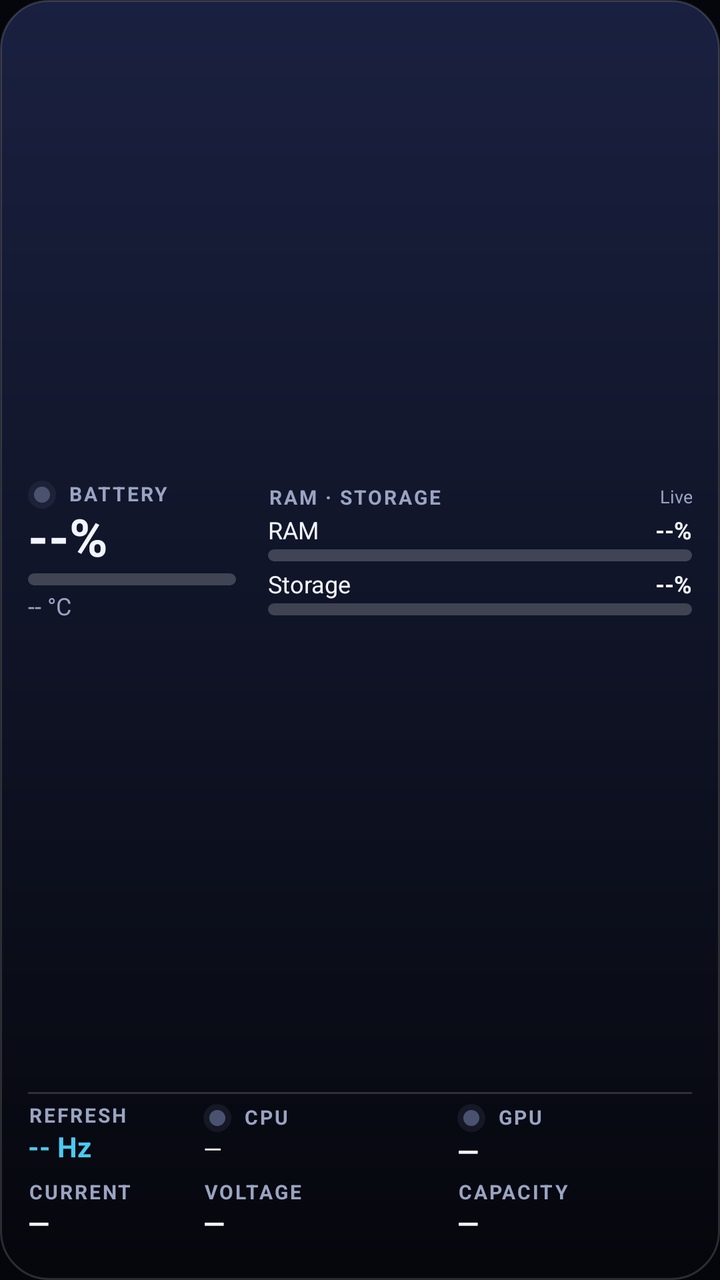
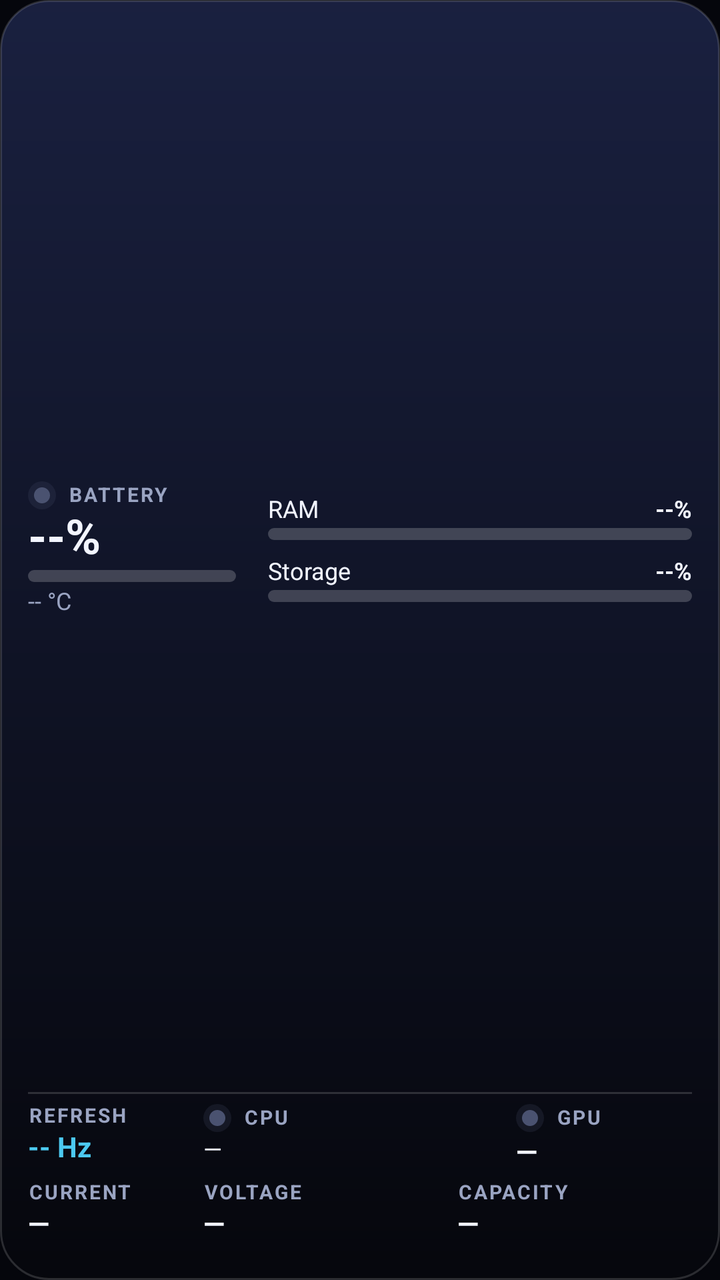

Before-and-after screenshots of an Android layout around one commit, followed by the original layout XML and the change that was made.
<!-- AndroidManifest.xml: application theme Theme.PhoneStatus -->
<!-- res/layout/widget_tall.xml -->
<?xml version="1.0" encoding="utf-8"?>
<LinearLayout xmlns:android="http://schemas.android.com/apk/res/android"
    android:id="@+id/w_root"
    android:layout_width="match_parent"
    android:layout_height="match_parent"
    android:background="@drawable/widget_bg"
    android:orientation="vertical"
    android:paddingBottom="8dp"
    android:paddingEnd="14dp"
    android:paddingStart="14dp"
    android:paddingTop="8dp">

    <LinearLayout
        android:layout_width="match_parent"
        android:layout_height="0dp"
        android:layout_weight="1"
        android:orientation="horizontal">

        
        <LinearLayout
            android:layout_width="104dp"
            android:layout_height="match_parent"
            android:gravity="center_vertical"
            android:orientation="vertical">

        <LinearLayout
            android:layout_width="match_parent"
            android:layout_height="wrap_content"
            android:gravity="center_vertical"
            android:orientation="horizontal">
            <FrameLayout
                android:id="@+id/w_led_batt"
                android:layout_width="14dp"
                android:layout_height="14dp"
                android:layout_marginEnd="6dp"
                android:background="@drawable/led_off" />
            <TextView
                android:layout_width="wrap_content"
                android:layout_height="wrap_content"
                android:includeFontPadding="false"
                android:letterSpacing="0.1"
                android:text="BATTERY"
                android:textColor="@color/text_secondary"
                android:textSize="10sp"
                android:textStyle="bold" />
        </LinearLayout>

            <LinearLayout
                android:layout_width="match_parent"
                android:layout_height="wrap_content"
                android:gravity="center_vertical"
                android:orientation="horizontal">

                <TextView
                android:id="@+id/w_battery_pct"
                android:layout_width="wrap_content"
                android:layout_height="wrap_content"
                android:includeFontPadding="false"
                android:text="--%"
                android:textColor="@color/text_primary"
                android:textSize="26sp"
                android:textStyle="bold" />

                <TextView
                    android:id="@+id/w_charging"
                    android:layout_width="wrap_content"
                    android:layout_height="wrap_content"
                    android:text=" ⚡"
                    android:textColor="@color/c_battery"
                    android:textSize="15sp"
                    android:visibility="gone" />
            </LinearLayout>

            <include
                layout="@layout/part_battery_bar"
                android:layout_width="match_parent"
                android:layout_height="6dp"
                android:layout_marginTop="2dp" />

            <TextView
                android:id="@+id/w_batt_temp"
                android:layout_width="wrap_content"
                android:layout_height="wrap_content"
                android:includeFontPadding="false"
                android:layout_marginTop="4dp"
                android:text="-- °C"
                android:textColor="@color/text_secondary"
                android:textSize="12sp" />
        </LinearLayout>

        
        <LinearLayout
            android:layout_width="0dp"
            android:layout_height="match_parent"
            android:layout_marginStart="16dp"
            android:layout_weight="1"
            android:gravity="center_vertical"
            android:orientation="vertical">

        <LinearLayout
            android:layout_width="match_parent"
            android:layout_height="wrap_content"
            android:gravity="center_vertical"
            android:orientation="horizontal">
            <TextView
                android:layout_width="wrap_content"
                android:layout_height="wrap_content"
                android:includeFontPadding="false"
                android:letterSpacing="0.1"
                android:text="RAM · STORAGE"
                android:textColor="@color/text_secondary"
                android:textSize="10sp"
                android:textStyle="bold" /><TextView
                android:id="@+id/w_updated"
                android:layout_width="0dp"
                android:layout_height="wrap_content"
                android:layout_weight="1"
                android:gravity="end"
                android:includeFontPadding="false"
                android:text="Live"
                android:textColor="@color/text_secondary"
                android:textSize="9sp" />
        </LinearLayout>

            <LinearLayout
                android:layout_width="match_parent"
                android:layout_height="wrap_content"
                android:layout_marginTop="4dp"
                android:orientation="horizontal">
                <TextView
                    android:layout_width="0dp"
                    android:layout_height="wrap_content"
                    android:layout_weight="1"
                    android:includeFontPadding="false"
                    android:text="RAM"
                    android:textColor="@color/text_primary"
                    android:textSize="12sp" />
                <TextView
                    android:id="@+id/w_ram_val"
                    android:layout_width="wrap_content"
                    android:layout_height="wrap_content"
                    android:includeFontPadding="false"
                    android:text="--%"
                    android:textColor="@color/text_primary"
                    android:textSize="12sp"
                    android:textStyle="bold" />
            </LinearLayout>
            <ProgressBar
                android:id="@+id/w_ram_bar"
                style="?android:attr/progressBarStyleHorizontal"
                android:layout_width="match_parent"
                android:layout_height="6dp"
                android:layout_marginTop="2dp"
                android:max="100"
                android:maxHeight="6dp"
                android:minHeight="6dp"
                android:progress="0"
                android:progressDrawable="@drawable/bar_ram" />

            <LinearLayout
                android:layout_width="match_parent"
                android:layout_height="wrap_content"
                android:layout_marginTop="5dp"
                android:orientation="horizontal">
                <TextView
                    android:layout_width="0dp"
                    android:layout_height="wrap_content"
                    android:layout_weight="1"
                    android:includeFontPadding="false"
                    android:text="Storage"
                    android:textColor="@color/text_primary"
                    android:textSize="12sp" />
                <TextView
                    android:id="@+id/w_sto_val"
                    android:layout_width="wrap_content"
                    android:layout_height="wrap_content"
                    android:includeFontPadding="false"
                    android:text="--%"
                    android:textColor="@color/text_primary"
                    android:textSize="12sp"
                    android:textStyle="bold" />
            </LinearLayout>
            <ProgressBar
                android:id="@+id/w_sto_bar"
                style="?android:attr/progressBarStyleHorizontal"
                android:layout_width="match_parent"
                android:layout_height="6dp"
                android:layout_marginTop="2dp"
                android:max="100"
                android:maxHeight="6dp"
                android:minHeight="6dp"
                android:progress="0"
                android:progressDrawable="@drawable/bar_storage" />
        </LinearLayout>
    </LinearLayout>

    
    <FrameLayout
        android:layout_width="match_parent"
        android:layout_height="1dp"
        android:layout_marginBottom="5dp"
        android:layout_marginTop="3dp"
        android:background="@color/divider" />

    
    <LinearLayout
        android:layout_width="match_parent"
        android:layout_height="wrap_content"
        android:orientation="horizontal">
        <LinearLayout
            android:layout_width="0dp"
            android:layout_height="wrap_content"
            android:layout_weight="0.9"
            android:orientation="vertical">
            <LinearLayout
            android:layout_width="match_parent"
            android:layout_height="wrap_content"
            android:gravity="center_vertical"
            android:orientation="horizontal">
            <TextView
                android:layout_width="wrap_content"
                android:layout_height="wrap_content"
                android:includeFontPadding="false"
                android:letterSpacing="0.1"
                android:text="REFRESH"
                android:textColor="@color/text_secondary"
                android:textSize="10sp"
                android:textStyle="bold" />
        </LinearLayout>
            <TextView
                android:id="@+id/w_hz_cpu"
                android:layout_width="wrap_content"
                android:layout_height="wrap_content"
                android:includeFontPadding="false"
                android:layout_marginTop="2dp"
                android:text="-- Hz"
                android:textColor="@color/c_display"
                android:textSize="14sp"
                android:textStyle="bold" />
        </LinearLayout>
        <LinearLayout
            android:layout_width="0dp"
            android:layout_height="wrap_content"
            android:layout_weight="1.3"
            android:orientation="vertical">
            <LinearLayout
            android:layout_width="match_parent"
            android:layout_height="wrap_content"
            android:gravity="center_vertical"
            android:orientation="horizontal">
            <FrameLayout
                android:id="@+id/w_led_cpu"
                android:layout_width="14dp"
                android:layout_height="14dp"
                android:layout_marginEnd="6dp"
                android:background="@drawable/led_off" />
            <TextView
                android:layout_width="wrap_content"
                android:layout_height="wrap_content"
                android:includeFontPadding="false"
                android:letterSpacing="0.1"
                android:text="CPU"
                android:textColor="@color/text_secondary"
                android:textSize="10sp"
                android:textStyle="bold" />
        </LinearLayout>
            <TextView
                android:id="@+id/w_cpu_line"
                android:layout_width="wrap_content"
                android:layout_height="wrap_content"
                android:includeFontPadding="false"
                android:layout_marginTop="2dp"
                android:text="—"
                android:textColor="@color/text_primary"
                android:textSize="12sp" />
        </LinearLayout>
        <LinearLayout
            android:layout_width="0dp"
            android:layout_height="wrap_content"
            android:layout_weight="1.2"
            android:orientation="vertical">
            <LinearLayout
            android:layout_width="match_parent"
            android:layout_height="wrap_content"
            android:gravity="center_vertical"
            android:orientation="horizontal">
            <FrameLayout
                android:id="@+id/w_led_gpu"
                android:layout_width="14dp"
                android:layout_height="14dp"
                android:layout_marginEnd="6dp"
                android:background="@drawable/led_off" />
            <TextView
                android:layout_width="wrap_content"
                android:layout_height="wrap_content"
                android:includeFontPadding="false"
                android:letterSpacing="0.1"
                android:text="GPU"
                android:textColor="@color/text_secondary"
                android:textSize="10sp"
                android:textStyle="bold" />
        </LinearLayout>
            <TextView
                android:id="@+id/w_gpu_line"
                android:layout_width="wrap_content"
                android:layout_height="wrap_content"
                android:includeFontPadding="false"
                android:layout_marginTop="2dp"
                android:text="—"
                android:textColor="@color/text_primary"
                android:textSize="14sp"
                android:textStyle="bold" />
        </LinearLayout>
    </LinearLayout>

    
    <LinearLayout
        android:layout_width="match_parent"
        android:layout_height="wrap_content"
        android:layout_marginTop="6dp"
        android:orientation="horizontal">
        <LinearLayout
            android:layout_width="0dp"
            android:layout_height="wrap_content"
            android:layout_weight="0.9"
            android:orientation="vertical">
            <LinearLayout
            android:layout_width="match_parent"
            android:layout_height="wrap_content"
            android:gravity="center_vertical"
            android:orientation="horizontal">
            <TextView
                android:layout_width="wrap_content"
                android:layout_height="wrap_content"
                android:includeFontPadding="false"
                android:letterSpacing="0.1"
                android:text="CURRENT"
                android:textColor="@color/text_secondary"
                android:textSize="10sp"
                android:textStyle="bold" />
        </LinearLayout>
            <TextView
                android:id="@+id/w_current"
                android:layout_width="wrap_content"
                android:layout_height="wrap_content"
                android:includeFontPadding="false"
                android:layout_marginTop="2dp"
                android:text="—"
                android:textColor="@color/text_primary"
                android:textSize="14sp"
                android:textStyle="bold" />
        </LinearLayout>
        <LinearLayout
            android:layout_width="0dp"
            android:layout_height="wrap_content"
            android:layout_weight="1.3"
            android:orientation="vertical">
            <LinearLayout
            android:layout_width="match_parent"
            android:layout_height="wrap_content"
            android:gravity="center_vertical"
            android:orientation="horizontal">
            <TextView
                android:layout_width="wrap_content"
                android:layout_height="wrap_content"
                android:includeFontPadding="false"
                android:letterSpacing="0.1"
                android:text="VOLTAGE"
                android:textColor="@color/text_secondary"
                android:textSize="10sp"
                android:textStyle="bold" />
        </LinearLayout>
            <TextView
                android:id="@+id/w_voltage"
                android:layout_width="wrap_content"
                android:layout_height="wrap_content"
                android:includeFontPadding="false"
                android:layout_marginTop="2dp"
                android:text="—"
                android:textColor="@color/text_primary"
                android:textSize="14sp"
                android:textStyle="bold" />
        </LinearLayout>
        <LinearLayout
            android:layout_width="0dp"
            android:layout_height="wrap_content"
            android:layout_weight="1.2"
            android:orientation="vertical">
            <LinearLayout
            android:layout_width="match_parent"
            android:layout_height="wrap_content"
            android:gravity="center_vertical"
            android:orientation="horizontal">
            <TextView
                android:layout_width="wrap_content"
                android:layout_height="wrap_content"
                android:includeFontPadding="false"
                android:letterSpacing="0.1"
                android:text="CAPACITY"
                android:textColor="@color/text_secondary"
                android:textSize="10sp"
                android:textStyle="bold" />
        </LinearLayout>
            <TextView
                android:id="@+id/w_capacity"
                android:layout_width="wrap_content"
                android:layout_height="wrap_content"
                android:includeFontPadding="false"
                android:layout_marginTop="2dp"
                android:text="—"
                android:textColor="@color/text_primary"
                android:textSize="14sp"
                android:textStyle="bold" />
            <TextView
                android:id="@+id/w_cap_sub"
                android:layout_width="wrap_content"
                android:layout_height="wrap_content"
                android:includeFontPadding="false"
                android:text=""
                android:textColor="@color/c_display"
                android:textSize="10sp" />
        </LinearLayout>
    </LinearLayout>
</LinearLayout>
<!-- res/layout/part_battery_bar.xml (included above) -->
<?xml version="1.0" encoding="utf-8"?>
<FrameLayout xmlns:android="http://schemas.android.com/apk/res/android"
    android:layout_width="match_parent"
    android:layout_height="6dp">

    <ProgressBar
        android:id="@+id/w_battery_bar"
        style="?android:attr/progressBarStyleHorizontal"
        android:layout_width="match_parent"
        android:layout_height="6dp"
        android:max="100"
        android:maxHeight="6dp"
        android:minHeight="6dp"
        android:progress="0"
        android:progressDrawable="@drawable/bar_battery" />

    <ProgressBar
        android:id="@+id/w_battery_bar_low"
        style="?android:attr/progressBarStyleHorizontal"
        android:layout_width="match_parent"
        android:layout_height="6dp"
        android:max="100"
        android:maxHeight="6dp"
        android:minHeight="6dp"
        android:progress="0"
        android:progressDrawable="@drawable/bar_low"
        android:visibility="gone" />
</FrameLayout>
<!-- resources referenced by this layout -->
<resources>
  <color name="c_battery">#FF3DF5A7</color>
  <color name="c_display">#FF4CC9F0</color>
  <color name="divider">#26FFFFFF</color>
  <color name="text_primary">#FFF2F5FF</color>
  <color name="text_secondary">#FF9AA4C2</color>
  <!-- drawable bar_low (drawable) -->
  <?xml version="1.0" encoding="utf-8"?>
  <layer-list xmlns:android="http://schemas.android.com/apk/res/android">
      <item android:id="@android:id/background">
          <shape android:shape="rectangle">
              <corners android:radius="4dp" />
              <solid android:color="#33FFFFFF" />
          </shape>
      </item>
      <item android:id="@android:id/progress">
          <clip>
              <shape android:shape="rectangle">
                  <corners android:radius="4dp" />
                  <solid android:color="@color/c_low" />
              </shape>
          </clip>
      </item>
  </layer-list>
  <!-- drawable bar_ram (drawable) -->
  <?xml version="1.0" encoding="utf-8"?>
  <layer-list xmlns:android="http://schemas.android.com/apk/res/android">
      <item android:id="@android:id/background">
          <shape android:shape="rectangle">
              <corners android:radius="4dp" />
              <solid android:color="#33FFFFFF" />
          </shape>
      </item>
      <item android:id="@android:id/progress">
          <clip>
              <shape android:shape="rectangle">
                  <corners android:radius="4dp" />
                  <solid android:color="@color/c_ram" />
              </shape>
          </clip>
      </item>
  </layer-list>
  <!-- drawable bar_storage (drawable) -->
  <?xml version="1.0" encoding="utf-8"?>
  <layer-list xmlns:android="http://schemas.android.com/apk/res/android">
      <item android:id="@android:id/background">
          <shape android:shape="rectangle">
              <corners android:radius="4dp" />
              <solid android:color="#33FFFFFF" />
          </shape>
      </item>
      <item android:id="@android:id/progress">
          <clip>
              <shape android:shape="rectangle">
                  <corners android:radius="4dp" />
                  <solid android:color="@color/c_storage" />
              </shape>
          </clip>
      </item>
  </layer-list>
  <!-- drawable led_off (drawable) -->
  <?xml version="1.0" encoding="utf-8"?>
  <layer-list xmlns:android="http://schemas.android.com/apk/res/android">
      <item>
          <shape android:shape="oval">
              <solid android:color="#334A5270" />
          </shape>
      </item>
      <item
          android:bottom="3dp"
          android:left="3dp"
          android:right="3dp"
          android:top="3dp">
          <shape android:shape="oval">
              <solid android:color="@color/led_off" />
          </shape>
      </item>
  </layer-list>
  <!-- drawable widget_bg (drawable) -->
  <?xml version="1.0" encoding="utf-8"?>
  <shape xmlns:android="http://schemas.android.com/apk/res/android"
      android:shape="rectangle">
      <gradient
          android:angle="270"
          android:endColor="#F205060C"
          android:startColor="#F21A2142" />
      <corners android:radius="24dp" />
      <stroke
          android:width="1dp"
          android:color="#26FFFFFF" />
  </shape>
  <style name="Theme.PhoneStatus" parent="android:Theme.Material.NoActionBar">
          <item name="android:windowBackground">@color/bg</item>
          <item name="android:statusBarColor">@android:color/transparent</item>
          <item name="android:navigationBarColor">@android:color/transparent</item>
      </style>
  <color name="c_low">#FFFF5470</color>
  <color name="c_ram">#FFA78BFA</color>
  <color name="c_storage">#FFFFB454</color>
  <color name="led_off">#FF4A5270</color>
  <color name="bg">#FF05060C</color>
</resources>

<!-- the commit's change to res/layout/widget_tall.xml (unified diff, before → after) -->
@@ -8,7 +8,7 @@
     android:paddingBottom="8dp"
     android:paddingEnd="14dp"
     android:paddingStart="14dp"
-    android:paddingTop="8dp">
+    android:paddingTop="6dp">
 
     <LinearLayout
         android:layout_width="match_parent"
@@ -58,7 +58,7 @@
                 android:includeFontPadding="false"
                 android:text="--%"
                 android:textColor="@color/text_primary"
-                android:textSize="26sp"
+                android:textSize="24sp"
                 android:textStyle="bold" />
 
                 <TextView
@@ -82,7 +82,7 @@
                 android:layout_width="wrap_content"
                 android:layout_height="wrap_content"
                 android:includeFontPadding="false"
-                android:layout_marginTop="4dp"
+                android:layout_marginTop="3dp"
                 android:text="-- °C"
                 android:textColor="@color/text_secondary"
                 android:textSize="12sp" />
@@ -97,35 +97,11 @@
             android:gravity="center_vertical"
             android:orientation="vertical">
 
-        <LinearLayout
-            android:layout_width="match_parent"
-            android:layout_height="wrap_content"
-            android:gravity="center_vertical"
-            android:orientation="horizontal">
-            <TextView
-                android:layout_width="wrap_content"
-                android:layout_height="wrap_content"
-                android:includeFontPadding="false"
-                android:letterSpacing="0.1"
-                android:text="RAM · STORAGE"
-                android:textColor="@color/text_secondary"
-                android:textSize="10sp"
-                android:textStyle="bold" /><TextView
-                android:id="@+id/w_updated"
-                android:layout_width="0dp"
-                android:layout_height="wrap_content"
-                android:layout_weight="1"
-                android:gravity="end"
-                android:includeFontPadding="false"
-                android:text="Live"
-                android:textColor="@color/text_secondary"
-                android:textSize="9sp" />
-        </LinearLayout>
-
-            <LinearLayout
-                android:layout_width="match_parent"
-                android:layout_height="wrap_content"
-                android:layout_marginTop="4dp"
+        
+
+            <LinearLayout
+                android:layout_width="match_parent"
+                android:layout_height="wrap_content"
                 android:orientation="horizontal">
                 <TextView
                     android:layout_width="0dp"
@@ -160,7 +136,7 @@
             <LinearLayout
                 android:layout_width="match_parent"
                 android:layout_height="wrap_content"
-                android:layout_marginTop="5dp"
+                android:layout_marginTop="9dp"
                 android:orientation="horizontal">
                 <TextView
                     android:layout_width="0dp"
@@ -241,7 +217,7 @@
         <LinearLayout
             android:layout_width="0dp"
             android:layout_height="wrap_content"
-            android:layout_weight="1.3"
+            android:layout_weight="1.6"
             android:orientation="vertical">
             <LinearLayout
             android:layout_width="match_parent"
@@ -277,7 +253,7 @@
         <LinearLayout
             android:layout_width="0dp"
             android:layout_height="wrap_content"
-            android:layout_weight="1.2"
+            android:layout_weight="0.9"
             android:orientation="vertical">
             <LinearLayout
             android:layout_width="match_parent"
